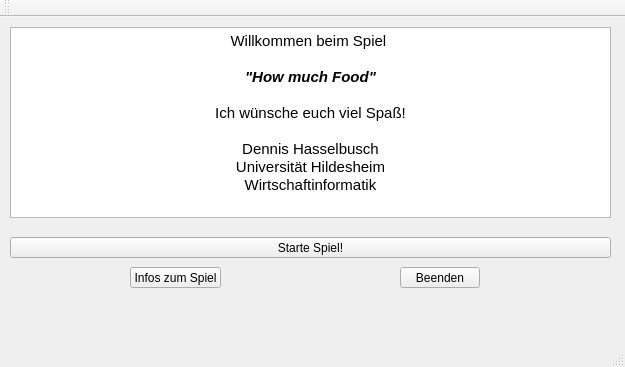
Old version of the form TooMuchFood/mainwindow.ui in the repository AshtariEsric/TooMuchFood_QT.
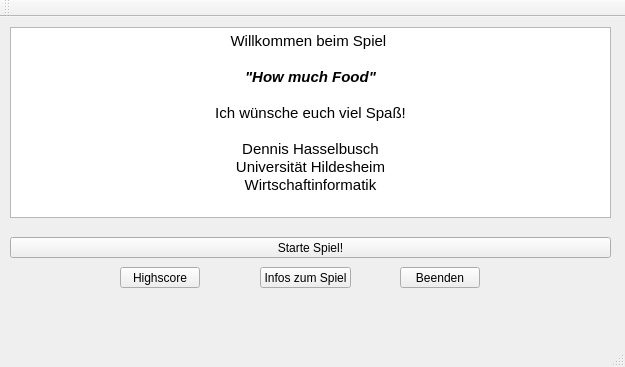
New version of the form.

Patch:
```diff
--- a/TooMuchFood/mainwindow.ui
+++ b/TooMuchFood/mainwindow.ui
@@ -75,7 +75,7 @@
    <widget class="QPushButton" name="pushButton">
     <property name="geometry">
      <rect>
-      <x>130</x>
+      <x>260</x>
       <y>250</y>
       <width>91</width>
       <height>21</height>
@@ -85,6 +85,19 @@
      <string>Infos zum Spiel</string>
     </property>
    </widget>
+   <widget class="QPushButton" name="btn_highscore">
+    <property name="geometry">
+     <rect>
+      <x>120</x>
+      <y>250</y>
+      <width>80</width>
+      <height>21</height>
+     </rect>
+    </property>
+    <property name="text">
+     <string>Highscore</string>
+    </property>
+   </widget>
   </widget>
   <widget class="QMenuBar" name="menuBar">
    <property name="geometry">
```
Left out of the diff: 2 changed lines with no effect on the pictures.
